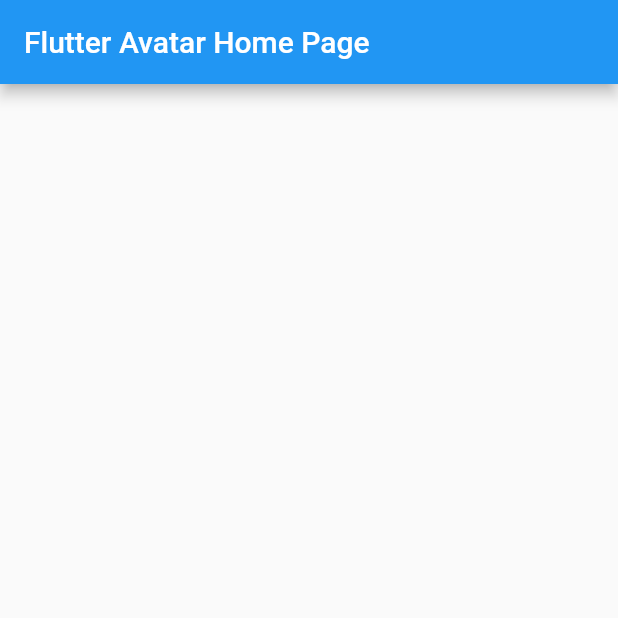
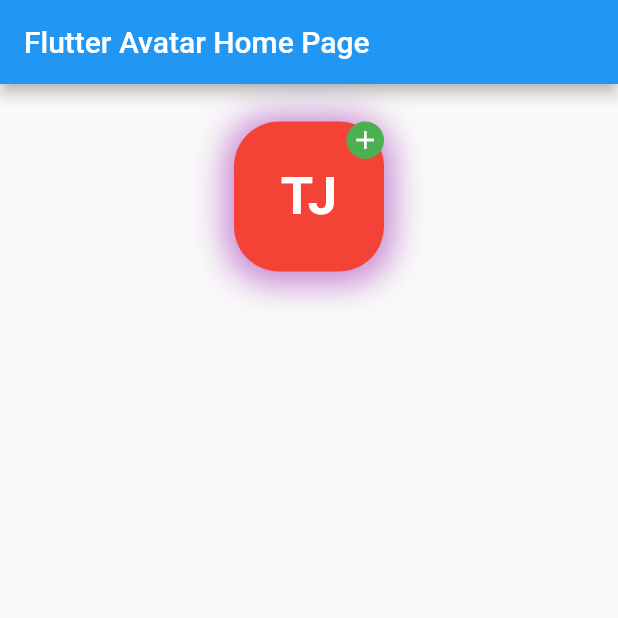
Before and after one commit to timilehinjegede/flutter-avatar, a Flutter app: the screen it shows after launch, on a phone screen of 412 x 824 dp, the top half of it. Run offline on Flutter 3.47's test engine with Material 2 defaults, Android fonts, the phone set to English and light mode, and no system bars.

Commit message:
chore: added avatar example

```diff
--- a/example/lib/main.dart
+++ b/example/lib/main.dart
@@ -43,6 +43,113 @@ class MyHomePage extends StatelessWidget {
       appBar: AppBar(
         title: Text(title),
       ),
+      body: SizedBox.expand(
+        child: Padding(
+          padding: const EdgeInsets.only(top: 25.0),
+          child: Column(
+            crossAxisAlignment: CrossAxisAlignment.center,
+            children: [
+              // Example 1
+              FAExampleOne(),
+
+              const SizedBox(
+                height: 20,
+              ),
+
+              // Example 2
+              FAExampleTwo(),
+
+              const SizedBox(
+                height: 20,
+              ),
+
+              // Example 3
+              FAExampleThree(),
+
+              const SizedBox(
+                height: 20,
+              ),
+
+              // Example 4
+              FAExampleFour(),
+
+              const SizedBox(
+                height: 20,
+              ),
+
+              // Example 5
+              FAExampleFive(),
+            ],
+          ),
+        ),
+      ),
     );
   }
 }
+
+class FAExampleOne extends StatelessWidget {
+  @override
+  Widget build(BuildContext context) {
+    return FlutterAvatar(
+      backgroundColor: Colors.red,
+      radius: 50,
+      borderRadius: BorderRadius.all(Radius.circular(30)),
+      badge: Container(
+        height: 25,
+        width: 25,
+        decoration: BoxDecoration(
+          shape: BoxShape.circle,
+          color: Colors.green,
+        ),
+        child: Icon(
+          Icons.add,
+          size: 20,
+          color: Colors.white,
+        ),
+      ),
+      badgePosition: BadgePosition.topRight,
+      avatarShadow: BoxShadow(
+        color: Colors.purple.withOpacity(0.6),
+        blurRadius: 20,
+        spreadRadius: 5,
+        offset: Offset(0, 2),
+      ),
+      child: Text(
+        'TJ',
+        style: TextStyle(
+          fontSize: 35,
+          color: Colors.white,
+          fontWeight: FontWeight.bold,
+        ),
+      ),
+    );
+  }
+}
+
+class FAExampleTwo extends StatelessWidget {
+  @override
+  Widget build(BuildContext context) {
+    return Container();
+  }
+}
+
+class FAExampleThree extends StatelessWidget {
+  @override
+  Widget build(BuildContext context) {
+    return Container();
+  }
+}
+
+class FAExampleFour extends StatelessWidget {
+  @override
+  Widget build(BuildContext context) {
+    return Container();
+  }
+}
+
+class FAExampleFive extends StatelessWidget {
+  @override
+  Widget build(BuildContext context) {
+    return Container();
+  }
+}
```
